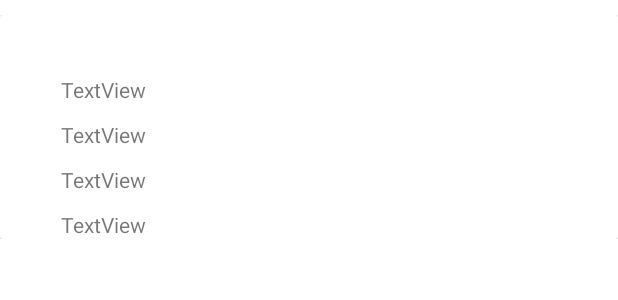
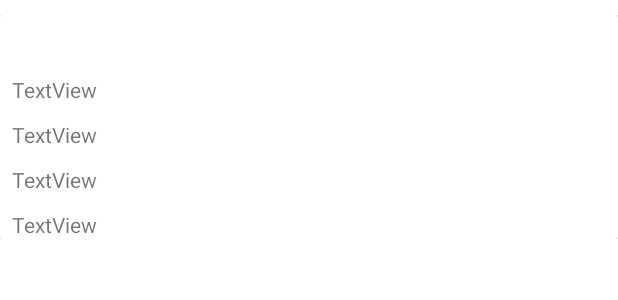
Before and after one commit to MohitBhat196/APICall, an Android app: the layout items.xml on its own in the app's theme, with its tools: preview values and no code run, on a phone screen of 412 x 824 dp. Shown: the top 300 px of the screen. Run offline under Robolectric (Android 15) with nearby library versions, the phone set to English and light mode, and no system bars.

```diff
--- a/app/src/main/java/com/example/apicall/MainActivity.java
+++ b/app/src/main/java/com/example/apicall/MainActivity.java
@@ -23,7 +23,7 @@ public class MainActivity extends AppCompatActivity {
     private List<PostModel>postModelList;
     private PostAdapter adapter;
     private PostListViewModel viewModel;
-    TextView noResult;
+
 
     @Override
     protected void onCreate(Bundle savedInstanceState) {
@@ -32,11 +32,10 @@ public class MainActivity extends AppCompatActivity {
 
 
         recyclerView = findViewById(R.id.recyclerView);
-        noResult = findViewById(R.id.noResult);
+
         recyclerView.setLayoutManager(new LinearLayoutManager(this));
         adapter = new PostAdapter(this, postModelList);
         recyclerView.setAdapter(adapter);
-        noResult.setVisibility(View.GONE);
 
 
        viewModel = ViewModelProviders.of(this).get(PostListViewModel.class);
--- a/app/src/main/res/layout/items.xml
+++ b/app/src/main/res/layout/items.xml
@@ -17,13 +17,13 @@
             android:id="@+id/constraint"
             android:layout_width="match_parent"
             android:layout_height="match_parent"
-            android:layout_marginLeft="15dp">
+            >
 
             <TextView
                 android:id="@+id/login"
                 android:layout_width="wrap_content"
                 android:layout_height="wrap_content"
-                android:layout_marginStart="25dp"
+                android:layout_marginStart="8dp"
                 android:layout_marginTop="40dp"
                 android:text="TextView"
                 app:layout_constraintStart_toStartOf="parent"
@@ -33,7 +33,7 @@
                 android:id="@+id/userId"
                 android:layout_width="wrap_content"
                 android:layout_height="wrap_content"
-                android:layout_marginStart="25dp"
+                android:layout_marginStart="8dp"
                 android:layout_marginTop="30dp"
                 android:text="TextView"
                 app:layout_constraintStart_toStartOf="parent"
@@ -43,7 +43,7 @@
                 android:id="@+id/url"
                 android:layout_width="wrap_content"
                 android:layout_height="wrap_content"
-                android:layout_marginStart="25dp"
+                android:layout_marginStart="8dp"
                 android:layout_marginTop="30dp"
                 android:text="TextView"
                 app:layout_constraintStart_toStartOf="parent"
@@ -54,7 +54,7 @@
                 android:layout_width="wrap_content"
                 android:layout_height="wrap_content"
                 android:text="TextView"
-                android:layout_marginStart="25dp"
+                android:layout_marginStart="8dp"
                 android:layout_marginTop="30dp"
                 app:layout_constraintStart_toStartOf="parent"
                 app:layout_constraintTop_toTopOf="@id/url"/>
```
Also changed, not shown: app/src/main/java/com/example/apicall/model/PostModel.java (+6 -1 lines), app/src/main/res/layout/activity_main.xml (+0 -12 lines).
